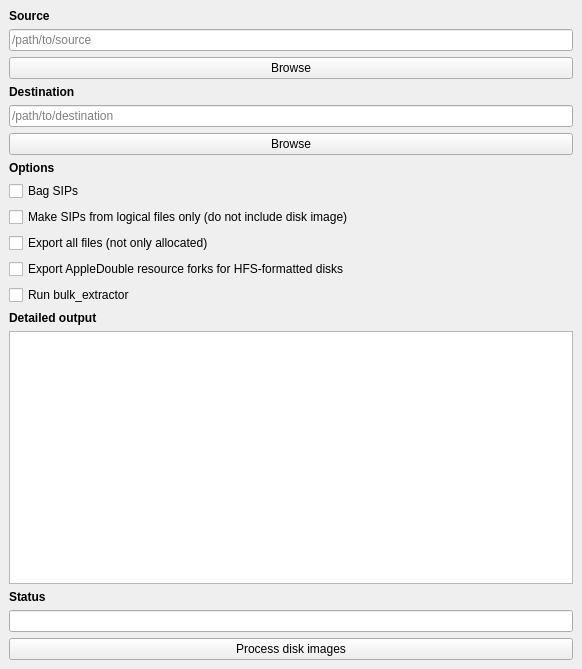
Before: the Qt Designer form design.ui in CCA-Public/diskimageprocessor, drawn with Qt 5.
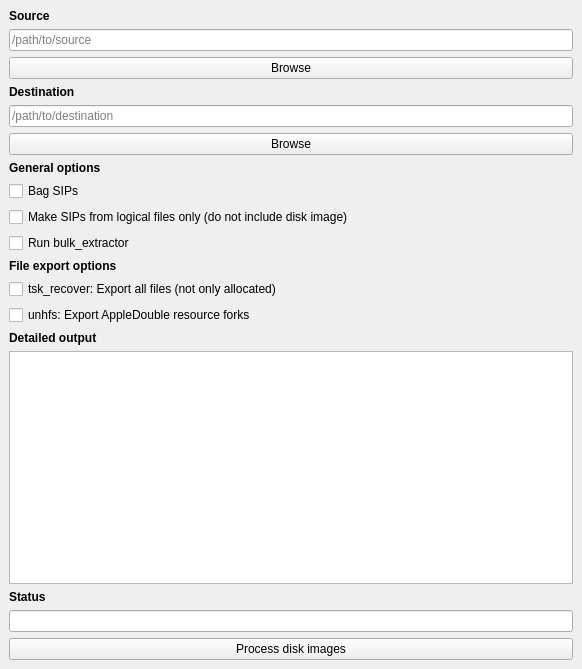
After: the same form once the commit is applied.

Commit message: Reorder GUI options

Patch:
```diff
--- a/design.ui
+++ b/design.ui
@@ -60,7 +60,7 @@
     <item>
      <widget class="QLabel" name="label">
       <property name="text">
-       <string>&lt;html&gt;&lt;head/&gt;&lt;body&gt;&lt;p&gt;&lt;span style=&quot; font-weight:600;&quot;&gt;Options&lt;/span&gt;&lt;/p&gt;&lt;/body&gt;&lt;/html&gt;</string>
+       <string>&lt;html&gt;&lt;head/&gt;&lt;body&gt;&lt;p&gt;&lt;span style=&quot; font-weight:600;&quot;&gt;General options&lt;/span&gt;&lt;/p&gt;&lt;/body&gt;&lt;/html&gt;</string>
       </property>
      </widget>
     </item>
@@ -78,20 +78,6 @@
       </property>
      </widget>
     </item>
-    <item>
-     <widget class="QCheckBox" name="checkBox_2">
-      <property name="text">
-       <string>Export all files (not only allocated)</string>
-      </property>
-     </widget>
-    </item>
-    <item>
-     <widget class="QCheckBox" name="resforksBtn">
-      <property name="text">
-       <string>Export AppleDouble resource forks for HFS-formatted disks</string>
-      </property>
-     </widget>
-    </item>
     <item>
      <widget class="QCheckBox" name="checkBox_3">
       <property name="text">
@@ -99,6 +85,27 @@
       </property>
      </widget>
     </item>
+    <item>
+     <widget class="QLabel" name="label_5">
+      <property name="text">
+       <string>&lt;html&gt;&lt;head/&gt;&lt;body&gt;&lt;p&gt;&lt;span style=&quot; font-weight:600;&quot;&gt;File export options&lt;/span&gt;&lt;/p&gt;&lt;/body&gt;&lt;/html&gt;</string>
+      </property>
+     </widget>
+    </item>
+    <item>
+     <widget class="QCheckBox" name="checkBox_2">
+      <property name="text">
+       <string>tsk_recover: Export all files (not only allocated)</string>
+      </property>
+     </widget>
+    </item>
+    <item>
+     <widget class="QCheckBox" name="resforksBtn">
+      <property name="text">
+       <string>unhfs: Export AppleDouble resource forks</string>
+      </property>
+     </widget>
+    </item>
     <item>
      <widget class="QLabel" name="label_7">
       <property name="text">
```
The commit also changes 1 other file.
